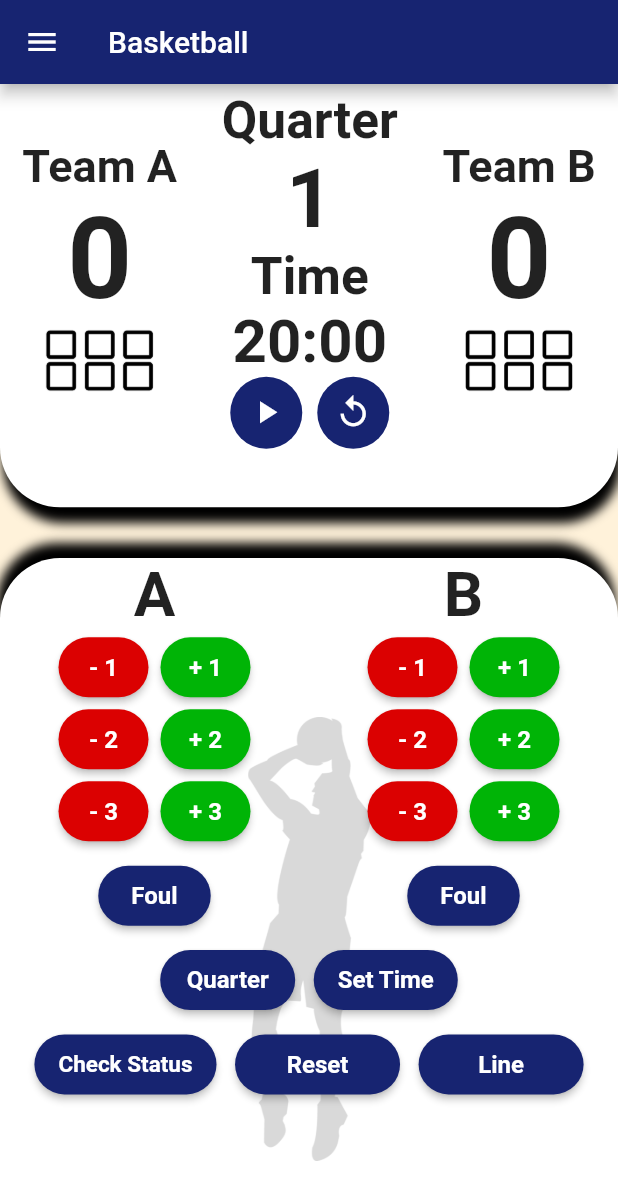
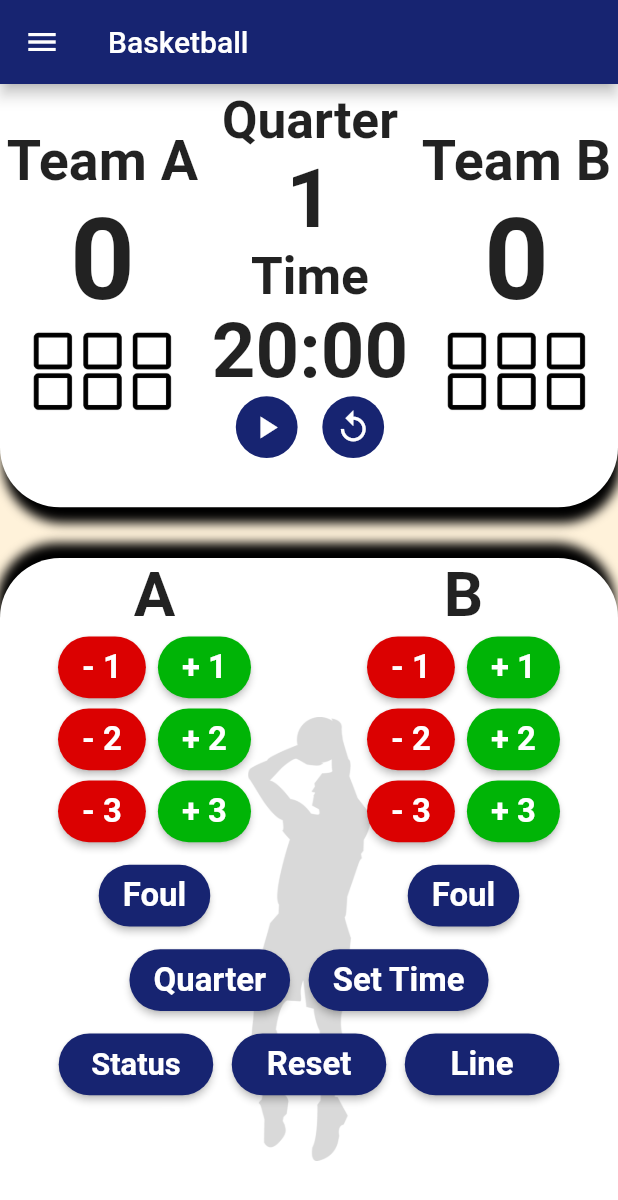
Before and after one commit to Methapon2001/rmutl-scoreboard, a Flutter app: the BasketballPage screen opened directly, on a phone screen of 412 x 824 dp. Shown: the top 1200 px of the screen. Run offline on Flutter 3.47's test engine with Material 2 defaults, Android fonts, the light colour scheme and no system bars; our stand-ins replace fluttertoast, quickalert, sizer.

Commit message:
rescale button

```diff
--- a/lib/widgets/button_foul.dart
+++ b/lib/widgets/button_foul.dart
@@ -2,6 +2,7 @@ import 'package:flutter/material.dart';
 import 'package:provider/provider.dart';
 import 'package:scoreboard/models/basketball/foul.dart';
 import 'package:scoreboard/models/futsal/foul.dart';
+import 'package:sizer/sizer.dart';
 
 class ButtonFoul extends StatefulWidget {
   const ButtonFoul({Key? key, required this.sport, required this.team})
@@ -21,7 +22,7 @@ class _ButtonFoulState extends State<ButtonFoul> {
       style: ElevatedButton.styleFrom(
         shape: const StadiumBorder(),
         backgroundColor: const Color.fromARGB(255, 23, 36, 113),
-        minimumSize: const Size(75, 40),
+        minimumSize: Size(15.w, 5.h),
       ),
       onPressed: () {
         if (widget.sport == 1) {
@@ -31,9 +32,9 @@ class _ButtonFoulState extends State<ButtonFoul> {
           context.read<FoulFutsal>().update(widget.team);
         }
       },
-      child: const Text(
+      child: Text(
         'Foul',
-        style: TextStyle(fontSize: 16, fontWeight: FontWeight.bold),
+        style: TextStyle(fontSize: 16.sp, fontWeight: FontWeight.bold),
       ),
     );
   }
--- a/lib/widgets/button_line.dart
+++ b/lib/widgets/button_line.dart
@@ -1,5 +1,6 @@
 import 'package:flutter/material.dart';
 import 'package:fluttertoast/fluttertoast.dart';
+import 'package:sizer/sizer.dart';
 
 class ButtonLine extends StatefulWidget {
   const ButtonLine({super.key});
@@ -46,7 +47,7 @@ class _ButtonLineState extends State<ButtonLine> {
     return ElevatedButton(
       style: ElevatedButton.styleFrom(
           shape: const StadiumBorder(),
-          minimumSize: const Size(110, 40),
+          minimumSize: Size(25.w, 5.h),
           backgroundColor: const Color.fromARGB(255, 23, 36, 113)),
       onPressed: () {
         showDialog<void>(
@@ -89,9 +90,9 @@ class _ButtonLineState extends State<ButtonLine> {
           },
         );
       },
-      child: const Text(
+      child: Text(
         'Line',
-        style: TextStyle(fontSize: 16, fontWeight: FontWeight.bold),
+        style: TextStyle(fontSize: 16.sp, fontWeight: FontWeight.bold),
       ),
     );
   }
--- a/lib/widgets/button_quarter.dart
+++ b/lib/widgets/button_quarter.dart
@@ -6,6 +6,7 @@ import 'package:scoreboard/models/futsal/quarter.dart';
 import 'package:scoreboard/models/badminton/quarter.dart';
 import 'package:scoreboard/models/tabletennis/quarter.dart';
 import 'package:provider/provider.dart';
+import 'package:sizer/sizer.dart';
 
 class ButtonQuarter extends StatefulWidget {
   const ButtonQuarter({Key? key, required this.sport}) : super(key: key);
@@ -24,7 +25,7 @@ class _ButtonQuarterState extends State<ButtonQuarter> {
         foregroundColor: Colors.white,
         shape: const StadiumBorder(),
         backgroundColor: const Color.fromARGB(255, 23, 36, 113),
-        minimumSize: const Size(90, 40),
+        minimumSize: Size(15.w, 5.h),
         // foreground
       ),
       onPressed: () {
@@ -47,9 +48,9 @@ class _ButtonQuarterState extends State<ButtonQuarter> {
           context.read<QuarterTabletennis>().update();
         }
       },
-      child: const Text(
+      child: Text(
         "Quarter",
-        style: TextStyle(fontSize: 16, fontWeight: FontWeight.bold),
+        style: TextStyle(fontSize: 16.sp, fontWeight: FontWeight.bold),
       ),
     );
   }
--- a/lib/widgets/button_reset.dart
+++ b/lib/widgets/button_reset.dart
@@ -21,6 +21,7 @@ import 'package:scoreboard/models/tabletennis/set.dart';
 import 'package:scoreboard/models/volleyball/quarter.dart';
 import 'package:scoreboard/models/volleyball/score.dart';
 import 'package:scoreboard/models/volleyball/set.dart';
+import 'package:sizer/sizer.dart';
 
 class ButtonReset extends StatefulWidget {
   const ButtonReset({
@@ -71,7 +72,7 @@ class _ButtonResetState extends State<ButtonReset> {
     return ElevatedButton(
       style: ElevatedButton.styleFrom(
           shape: const StadiumBorder(),
-          minimumSize: const Size(110, 40),
+          minimumSize: Size(25.w, 5.h),
           backgroundColor: const Color.fromARGB(255, 23, 36, 113)),
       onPressed: () {
         showToastSucces(context);
@@ -108,9 +109,9 @@ class _ButtonResetState extends State<ButtonReset> {
           context.read<QuarterTabletennis>().reset();
         }
       },
-      child: const Text(
+      child: Text(
         'Reset',
-        style: TextStyle(fontSize: 16, fontWeight: FontWeight.bold),
+        style: TextStyle(fontSize: 16.sp, fontWeight: FontWeight.bold),
       ),
     );
   }
--- a/lib/widgets/button_score.dart
+++ b/lib/widgets/button_score.dart
@@ -6,6 +6,7 @@ import 'package:scoreboard/models/soccer/score.dart';
 import 'package:scoreboard/models/futsal/score.dart';
 import 'package:scoreboard/models/badminton/score.dart';
 import 'package:scoreboard/models/tabletennis/score.dart';
+import 'package:sizer/sizer.dart';
 
 class ButtonScore extends StatefulWidget {
   const ButtonScore({
@@ -36,7 +37,7 @@ class _ButtonScoreState extends State<ButtonScore> {
             foregroundColor: Colors.white,
             backgroundColor: Color.fromARGB(255, 219, 1, 1),
             shape: const StadiumBorder(),
-            minimumSize: const Size(60, 40),
+            minimumSize: Size(10.w, 5.h),
           ),
           onPressed: () {
             if (widget.sport == 1) {
@@ -70,7 +71,10 @@ class _ButtonScoreState extends State<ButtonScore> {
                   .decrement(widget.team, widget.decrement);
             }
           },
-          child: Text("- ${widget.decrement}",style: const TextStyle(fontSize: 16,fontWeight: FontWeight.bold),),
+          child: Text(
+            "- ${widget.decrement}",
+            style: TextStyle(fontSize: 16.sp, fontWeight: FontWeight.bold),
+          ),
         ),
         const SizedBox(
           width: 8,
@@ -80,7 +84,7 @@ class _ButtonScoreState extends State<ButtonScore> {
             foregroundColor: Colors.white,
             backgroundColor: Color.fromARGB(255, 0, 180, 6),
             shape: const StadiumBorder(),
-            minimumSize: const Size(60, 40),
+            minimumSize: Size(10.w, 5.h),
           ),
           onPressed: () {
             if (widget.sport == 1) {
@@ -114,7 +118,10 @@ class _ButtonScoreState extends State<ButtonScore> {
                   .increment(widget.team, widget.increment);
             }
           },
-          child: Text("+ ${widget.increment}",style: const TextStyle(fontSize: 16,fontWeight: FontWeight.bold),),
+          child: Text(
+            "+ ${widget.increment}",
+            style: TextStyle(fontSize: 16.sp, fontWeight: FontWeight.bold),
+          ),
         ),
       ],
     );
--- a/lib/widgets/button_status.dart
+++ b/lib/widgets/button_status.dart
@@ -1,5 +1,6 @@
 import 'package:flutter/material.dart';
 import 'package:fluttertoast/fluttertoast.dart';
+import 'package:sizer/sizer.dart';
 
 class ButtonStatus extends StatefulWidget {
   const ButtonStatus({super.key});
@@ -77,18 +78,18 @@ class _ButtonStatusState extends State<ButtonStatus> {
     return ElevatedButton(
       style: ElevatedButton.styleFrom(
           shape: const StadiumBorder(),
-          minimumSize: const Size(110, 40),
+          minimumSize: Size(25.w, 5.h),
           backgroundColor: const Color.fromARGB(255, 23, 36, 113)),
       onPressed: () {
         if (a == 1) {
           showToastSucces(context);
-        }else{
+        } else {
           showToastError(context);
         }
       },
-      child: const Text(
-        'Check Status',
-        style: TextStyle(fontSize: 15, fontWeight: FontWeight.bold),
+      child:Text(
+        'Status',
+        style: TextStyle(fontSize: 15.sp, fontWeight: FontWeight.bold),
       ),
     );
   }
--- a/lib/widgets/connect_ip.dart
+++ b/lib/widgets/connect_ip.dart
@@ -54,8 +54,7 @@ class _ConnectIPState extends State<ConnectIP> {
 
   @override
   Widget build(BuildContext context) {
-    return Center(
-      child: Padding(
+    return Padding(
       padding: const EdgeInsets.all(8.0),
       child: Column(
         mainAxisAlignment: MainAxisAlignment.center,
@@ -98,7 +97,6 @@ class _ConnectIPState extends State<ConnectIP> {
           Image.asset("image/connectesp.png", width: 300, height: 100),
         ],
       ),
-      ),
     );
   }
 
--- a/lib/widgets/image_foul.dart
+++ b/lib/widgets/image_foul.dart
@@ -2,6 +2,7 @@ import 'package:flutter/material.dart';
 import 'package:provider/provider.dart';
 import 'package:scoreboard/models/basketball/foul.dart';
 import 'package:scoreboard/models/futsal/foul.dart';
+import 'package:sizer/sizer.dart';
 
 class ImageFoul extends StatefulWidget {
   const ImageFoul({Key? key, required this.imagesport, required this.team})
@@ -36,64 +37,64 @@ class _ImageFoulState extends State<ImageFoul> {
     //Basketball
     imagebasketball0 = Image.asset(
       "image/basketball/Fouls_Basketball0.png",
-      width: 80,
+      width: 25.w,
       gaplessPlayback: true,
     );
     imagebasketball1 = Image.asset(
       "image/basketball/Fouls_Basketball1.png",
-      width: 80,
+      width: 25.w,
       gaplessPlayback: true,
     );
     imagebasketball2 = Image.asset(
       "image/basketball/Fouls_Basketball2.png",
-      width: 80,
+      width: 25.w,
       gaplessPlayback: true,
     );
     imagebasketball3 = Image.asset(
       "image/basketball/Fouls_Basketball3.png",
-      width: 80,
+      width: 25.w,
       gaplessPlayback: true,
     );
     imagebasketball4 = Image.asset(
       "image/basketball/Fouls_Basketball4.png",
-      width: 80,
+      width: 25.w,
       gaplessPlayback: true,
     );
     imagebasketball5 = Image.asset(
       "image/basketball/Fouls_Basketball5.png",
-      width: 80,
+      width: 25.w,
       gaplessPlayback: true,
     );
     imagebasketball6 = Image.asset(
       "image/basketball/Fouls_Basketball6.png",
-      width: 80,
+      width: 25.w,
       gaplessPlayback: true,
     );
 
     //Futsal
     imagefutsal0 = Image.asset(
       "image/futsal/Fouls_Futsal0.png",
-      width: 80,
+      width: 25.w,
     );
     imagefutsal1 = Image.asset(
       "image/futsal/Fouls_Futsal1.png",
-      width: 80,
+      width: 25.w,
     );
     imagefutsal2 = Image.asset(
       "image/futsal/Fouls_Futsal2.png",
-      width: 80,
+      width: 25.w,
     );
     imagefutsal3 = Image.asset(
       "image/futsal/Fouls_Futsal3.png",
-      width: 80,
+      width: 25.w,
     );
     imagefutsal4 = Image.asset(
       "image/futsal/Fouls_Futsal4.png",
-      width: 80,
+      width: 25.w,
     );
     imagefutsal5 = Image.asset(
       "image/futsal/Fouls_Futsal5.png",
-      width: 80,
+      width: 25.w,
     );
 
     //****/
--- a/lib/widgets/menu.dart
+++ b/lib/widgets/menu.dart
@@ -188,7 +188,7 @@ class _MenuDrawerState extends State<MenuDrawer> {
             },
           ),
           ListTile(
-            leading: Icon(Icons.access_alarm),
+            leading: Icon(Icons.settings),
             title: const Text('Test'),
             selected: widget.index == 7,
             onTap: () {
--- a/lib/widgets/roud_button.dart
+++ b/lib/widgets/roud_button.dart
@@ -1,4 +1,5 @@
 import 'package:flutter/material.dart';
+import 'package:sizer/sizer.dart';
 
 class RoundButton extends StatelessWidget {
   const RoundButton({
@@ -10,15 +11,15 @@ class RoundButton extends StatelessWidget {
   @override
   Widget build(BuildContext context) {
     return Padding(
-      padding: const EdgeInsets.symmetric(
-        horizontal: 5,
+      padding: EdgeInsets.symmetric(
+        horizontal: 1.h,
       ),
       child: CircleAvatar(
-        radius: 24,
+        radius: 2.5.h,
         backgroundColor: const Color.fromARGB(255, 23, 36, 113),
         child: Icon(
           icon,
-          size: 25,
+          size: 3.h,
           color: Colors.white,
         ),
       ),
--- a/lib/widgets/teamname.dart
+++ b/lib/widgets/teamname.dart
@@ -1,6 +1,7 @@
 import 'package:flutter/material.dart';
 import 'package:provider/provider.dart';
 import 'package:scoreboard/models/name.dart';
+import 'package:sizer/sizer.dart';
 
 class TeamName extends StatefulWidget {
   const TeamName({Key? key, required this.team}) : super(key: key);
@@ -18,7 +19,7 @@ class _TeamNameState extends State<TeamName> {
       widget.team == 1
           ? context.watch<Name>().getTeamName1
           : context.watch<Name>().getTeamName2,
-      style: const TextStyle(fontSize: 30, fontWeight: FontWeight.bold),
+      style: TextStyle(fontSize: 27.sp, fontWeight: FontWeight.bold),
     );
   }
 }
--- a/lib/widgets/timer.dart
+++ b/lib/widgets/timer.dart
@@ -5,6 +5,7 @@ import 'package:flutter/cupertino.dart';
 import 'package:scoreboard/models/futsal/timer.dart';
 import 'package:scoreboard/models/soccer/timer.dart';
 import 'package:scoreboard/widgets/roud_button.dart';
+import 'package:sizer/sizer.dart';
 
 class WidgetTimer extends StatefulWidget {
   const WidgetTimer({Key? key, required this.sport}) : super(key: key);
@@ -96,19 +97,18 @@ class _TextTimeState extends State<TextTime> {
     return widget.sport == 1
         ? Text(
             context.watch<TimerBasketball>().timeLeftString,
-            style: const TextStyle(fontSize: 40, fontWeight: FontWeight.bold),
+            style: TextStyle(fontSize: 37.sp, fontWeight: FontWeight.bold),
           )
         : widget.sport == 3
             ? Text(
                 context.watch<TimerSoccer>().timeLeftString,
-                style:
-                    const TextStyle(fontSize: 40, fontWeight: FontWeight.bold),
+                style: TextStyle(fontSize: 37.sp, fontWeight: FontWeight.bold),
               )
             : widget.sport == 4
                 ? Text(
                     context.watch<TimerFutsal>().timeLeftString,
-                    style: const TextStyle(
-                        fontSize: 40, fontWeight: FontWeight.bold),
+                    style:
+                        TextStyle(fontSize: 37.sp, fontWeight: FontWeight.bold),
                   )
                 : widget;
   }
@@ -130,19 +130,19 @@ class _ButtonSetTimeState extends State<ButtonSetTime> {
           foregroundColor: Colors.white,
           shape: const StadiumBorder(),
           backgroundColor: const Color.fromARGB(255, 23, 36, 113),
-          minimumSize: const Size(90, 40),
+          minimumSize: Size(15.w, 5.h),
           // foreground
         ),
-        child: const Text(
+        child: Text(
           "Set Time",
-          style: TextStyle(fontSize: 16, fontWeight: FontWeight.bold),
+          style: TextStyle(fontSize: 16.sp, fontWeight: FontWeight.bold),
         ),
         onPressed: () {
           if (widget.sport == 1) {
             showModalBottomSheet(
                 context: context,
                 builder: (context) => SizedBox(
-                      height: 300,
+                      height: 28.h,
                       child: CupertinoTimerPicker(
                           initialTimerDuration:
                               context.read<TimerBasketball>().duration,
@@ -159,7 +159,7 @@ class _ButtonSetTimeState extends State<ButtonSetTime> {
             showModalBottomSheet(
                 context: context,
                 builder: (context) => SizedBox(
-                      height: 300,
+                      height: 28.h,
                       child: CupertinoTimerPicker(
                           initialTimerDuration:
                               context.read<TimerSoccer>().duration,
@@ -176,7 +176,7 @@ class _ButtonSetTimeState extends State<ButtonSetTime> {
             showModalBottomSheet(
                 context: context,
                 builder: (context) => SizedBox(
-                      height: 300,
+                      height: 28.h,
                       child: CupertinoTimerPicker(
                           initialTimerDuration:
                               context.read<TimerFutsal>().duration,
```
Also changed, not shown: lib/widgets/button_set.dart (+4 -3 lines), lib/widgets/connect_test.dart (+6 -2 lines), lib/widgets/image_set.dart (+11 -10 lines). Lines whose indentation alone changed are shown as unchanged.
